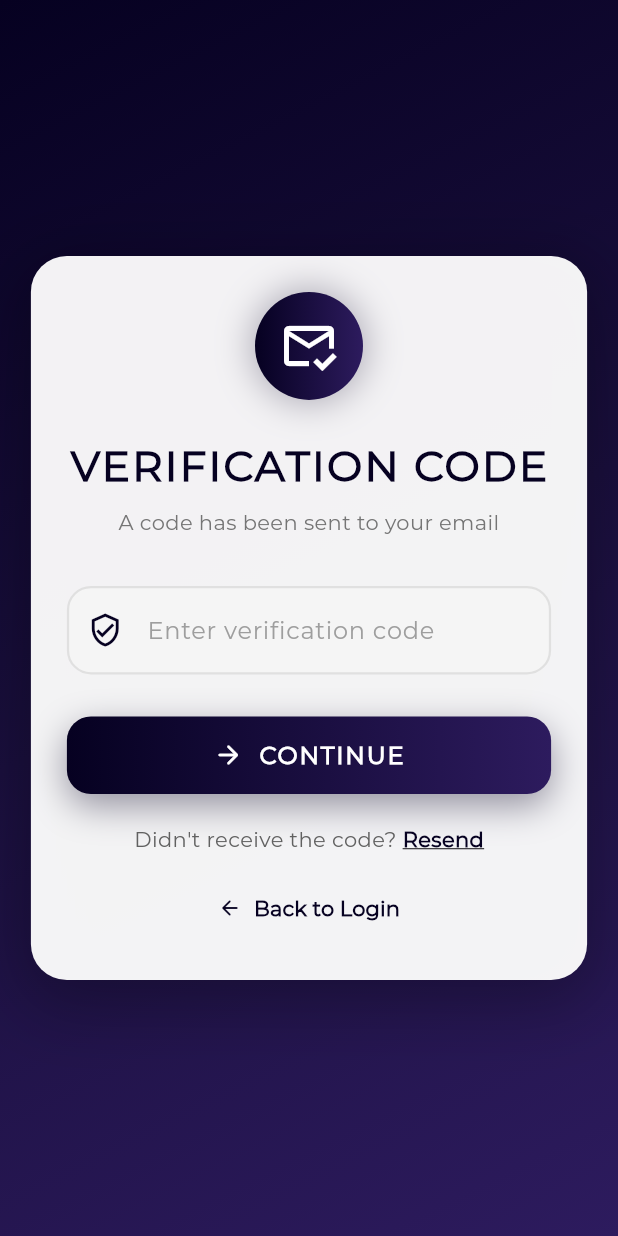
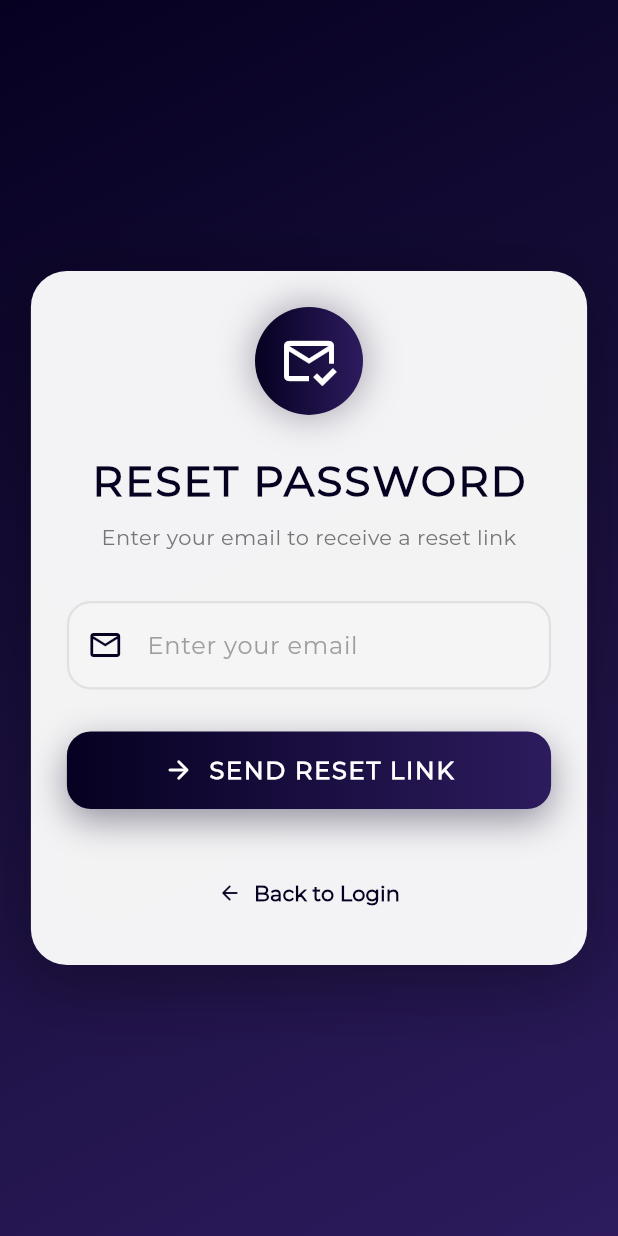
Before and after one commit to Daniel-the-creator/exeat-management-system-project, a Flutter app: the screen it shows after launch, after a tap on "Forgot password?", on a phone screen of 412 x 824 dp. Run offline on Flutter 3.47's test engine with Material 3 defaults, Android fonts, the phone set to English and light mode, and no system bars; our stand-ins replace cloud_firestore, firebase_auth, firebase_core, fl_chart, get, pdf and 1 more; accounts and stored records are empty.

Commit message:
update UI

```diff
--- a/lib/screens/forgot_password.dart
+++ b/lib/screens/forgot_password.dart
@@ -1,5 +1,5 @@
 import 'package:exeat_system/screens/login_screen__student.dart';
-import 'package:exeat_system/screens/set_new_password.dart';
+import 'package:firebase_auth/firebase_auth.dart';
 import 'package:flutter/material.dart';
 import 'package:get/get.dart';
 
@@ -18,7 +18,8 @@ class _ForgotPasswordState extends State<ForgotPassword>
   late Animation<double> _fadeAnimation;
   late Animation<Offset> _slideAnimation;
 
-  final TextEditingController _codeController = TextEditingController();
+  final TextEditingController _emailController = TextEditingController();
+  final FirebaseAuth _auth = FirebaseAuth.instance;
   bool _isLoading = false;
 
   @override
@@ -54,13 +55,14 @@ class _ForgotPasswordState extends State<ForgotPassword>
   void dispose() {
     _fadeController.dispose();
     _slideController.dispose();
-    _codeController.dispose();
+    _emailController.dispose();
     super.dispose();
   }
 
   Future<void> _handleContinue() async {
-    if (_codeController.text.isEmpty) {
-      _showSnackBar('Please enter the verification code');
+    final email = _emailController.text.trim();
+    if (email.isEmpty) {
+      _showSnackBar('Please enter your email address', isError: true);
       return;
     }
 
@@ -68,21 +70,35 @@ class _ForgotPasswordState extends State<ForgotPassword>
       _isLoading = true;
     });
 
-    // Simulate API call
-    await Future.delayed(const Duration(seconds: 2));
-
-    setState(() {
-      _isLoading = false;
-    });
-
-    Get.to(() => const SetNewPassword());
+    try {
+      await _auth.sendPasswordResetEmail(email: email);
+      _showSnackBar('Password reset link has been sent to your email');
+      Get.offAll(() => const LoginScreen());
+    } on FirebaseAuthException catch (e) {
+      String message = "An error occurred";
+      if (e.code == 'user-not-found') {
+        message = "No user found with this email";
+      } else if (e.code == 'invalid-email') {
+        message = "Invalid email address";
+      }
+      _showSnackBar(message, isError: true);
+    } catch (e) {
+      _showSnackBar("Failed to send reset link", isError: true);
+    } finally {
+      if (mounted) {
+        setState(() {
+          _isLoading = false;
+        });
+      }
+    }
   }
 
-  void _showSnackBar(String message) {
+  void _showSnackBar(String message, {bool isError = false}) {
+    if (!mounted) return;
     ScaffoldMessenger.of(context).showSnackBar(
       SnackBar(
         content: Text(message),
-        backgroundColor: Colors.red[400],
+        backgroundColor: isError ? Colors.red[400] : Colors.green[400],
         behavior: SnackBarBehavior.floating,
         shape: RoundedRectangleBorder(borderRadius: BorderRadius.circular(10)),
       ),
@@ -166,7 +182,7 @@ class _ForgotPasswordState extends State<ForgotPassword>
 
                       // Title
                       Text(
-                        "VERIFICATION CODE",
+                        "RESET PASSWORD",
                         style: TextStyle(
                           color: const Color(0xff060121),
                           fontWeight: FontWeight.w900,
@@ -176,7 +192,7 @@ class _ForgotPasswordState extends State<ForgotPassword>
                       ),
                       const SizedBox(height: 8),
                       Text(
-                        "A code has been sent to your email",
+                        "Enter your email to receive a reset link",
                         textAlign: TextAlign.center,
                         style: TextStyle(
                           color: Colors.grey[600],
@@ -186,7 +202,7 @@ class _ForgotPasswordState extends State<ForgotPassword>
                       ),
                       const SizedBox(height: 32),
 
-                      // Code Input Field
+                      // Email Input Field
                       Container(
                         decoration: BoxDecoration(
                           color: Colors.grey[100],
@@ -195,15 +211,17 @@ class _ForgotPasswordState extends State<ForgotPassword>
                               Border.all(color: Colors.grey[300]!, width: 1.5),
                         ),
                         child: TextField(
-                          controller: _codeController,
+                          controller: _emailController,
+                          keyboardType: TextInputType.emailAddress,
                           decoration: InputDecoration(
-                            hintText: 'Enter verification code',
+                            hintText: 'Enter your email',
                             hintStyle: TextStyle(color: Colors.grey[500]),
                             prefixIcon: const Icon(
-                              Icons.verified_user_outlined,
+                              Icons.email_outlined,
                               color: Color(0xff060121),
                             ),
-                            suffixIcon: _codeController.text.isNotEmpty
+                            suffixIcon: _emailController.text.isNotEmpty &&
+                                    _emailController.text.contains('@')
                                 ? Icon(
                                     Icons.check_circle,
                                     color: Colors.green[400],
@@ -277,7 +295,9 @@ class _ForgotPasswordState extends State<ForgotPassword>
                                     ),
                                   const SizedBox(width: 10),
                                   Text(
-                                    _isLoading ? "VERIFYING..." : "CONTINUE",
+                                    _isLoading
+                                        ? "SENDING..."
+                                        : "SEND RESET LINK",
                                     style: TextStyle(
                                       color: Colors.white,
                                       fontWeight: FontWeight.bold,
@@ -291,42 +311,7 @@ class _ForgotPasswordState extends State<ForgotPassword>
                           ),
                         ),
                       ),
-                      const SizedBox(height: 20),
-
-                      // Resend Code Option
-                      Row(
-                        mainAxisAlignment: MainAxisAlignment.center,
-                        children: [
-                          Text(
-                            "Didn't receive the code? ",
-                            style: TextStyle(
-                              fontSize: fontSizeButton,
-                              color: Colors.grey[700],
-                            ),
-                          ),
-                          GestureDetector(
-                            onTap: _isLoading
-                                ? null
-                                : () {
-                                    // Handle resend code logic
-                                    _showSnackBar(
-                                        'New code sent to your email');
-                                  },
-                            child: Text(
-                              "Resend",
-                              style: TextStyle(
-                                fontSize: fontSizeButton,
-                                color: _isLoading
-                                    ? Colors.grey
-                                    : const Color(0xff060121),
-                                fontWeight: FontWeight.bold,
-                                decoration: TextDecoration.underline,
-                              ),
-                            ),
-                          ),
-                        ],
-                      ),
-                      const SizedBox(height: 12),
+                      const SizedBox(height: 32),
 
                       // Back to Login
                       TextButton(
--- a/lib/screens/login_screen__student.dart
+++ b/lib/screens/login_screen__student.dart
@@ -57,6 +57,10 @@ class _LoginScreenState extends State<LoginScreen>
 
     _fadeController.forward();
     _slideController.forward();
+
+    // Add listeners to rebuild UI when user types
+    _emailController.addListener(() => setState(() {}));
+    _passwordController.addListener(() => setState(() {}));
   }
 
   @override
@@ -526,10 +530,13 @@ class _LoginScreenState extends State<LoginScreen>
   }
 
   Widget _buildLoginButton(double paddingValue, double fontSizeButton) {
+    final bool hasData =
+        _emailController.text.isNotEmpty && _passwordController.text.isNotEmpty;
+
     return Container(
       width: double.infinity,
       decoration: BoxDecoration(
-        gradient: _isLoading
+        gradient: !hasData && !_isLoading
             ? null
             : const LinearGradient(
                 colors: [
@@ -537,8 +544,9 @@ class _LoginScreenState extends State<LoginScreen>
                   Color(0xff2d1b5e),
                 ],
               ),
+        color: !hasData && !_isLoading ? Colors.grey[400] : null,
         borderRadius: BorderRadius.circular(16),
-        boxShadow: _isLoading
+        boxShadow: !hasData && !_isLoading
             ? null
             : [
                 BoxShadow(
@@ -551,22 +559,38 @@ class _LoginScreenState extends State<LoginScreen>
       child: Material(
         color: Colors.transparent,
         child: InkWell(
-          onTap: _isLoading ? null : _handleLogin,
+          onTap: _isLoading || !hasData ? null : _handleLogin,
           borderRadius: BorderRadius.circular(16),
           child: Container(
             padding: EdgeInsets.symmetric(vertical: paddingValue * 0.9),
             child: Center(
               child: _isLoading
-                  ? const SizedBox(
-                      width: 20,
-                      height: 20,
-                      child: CircularProgressIndicator(
-                        strokeWidth: 2,
-                        valueColor: AlwaysStoppedAnimation<Color>(Colors.white),
-                      ),
+                  ? Row(
+                      mainAxisSize: MainAxisSize.min,
+                      children: [
+                        const SizedBox(
+                          width: 20,
+                          height: 20,
+                          child: CircularProgressIndicator(
+                            strokeWidth: 2,
+                            valueColor:
+                                AlwaysStoppedAnimation<Color>(Colors.white),
+                          ),
+                        ),
+                        const SizedBox(width: 12),
+                        Text(
+                          "LOGGING IN...",
+                          style: TextStyle(
+                            color: Colors.white,
+                            fontWeight: FontWeight.bold,
+                            fontSize: fontSizeButton + 2,
+                            letterSpacing: 1.2,
+                          ),
+                        ),
+                      ],
                     )
                   : Text(
-                      "LOG IN AS STUDENT",
+                      !hasData ? "ENTER YOUR DETAILS" : "LOG IN AS STUDENT",
                       style: TextStyle(
                         color: Colors.white,
                         fontWeight: FontWeight.bold,
```
Also changed, not shown: lib/screens/loginscreen_staff.dart (+35 -11 lines), lib/screens/new_exeat_form.dart (+6 -1 lines), lib/screens/notificatons.dart (+0 -8 lines), lib/screens/signup_staff.dart (+33 -15 lines), lib/screens/signup_student.dart (+28 -10 lines), lib/services/exeat_service.dart (+58 -0 lines), 1 other file.
